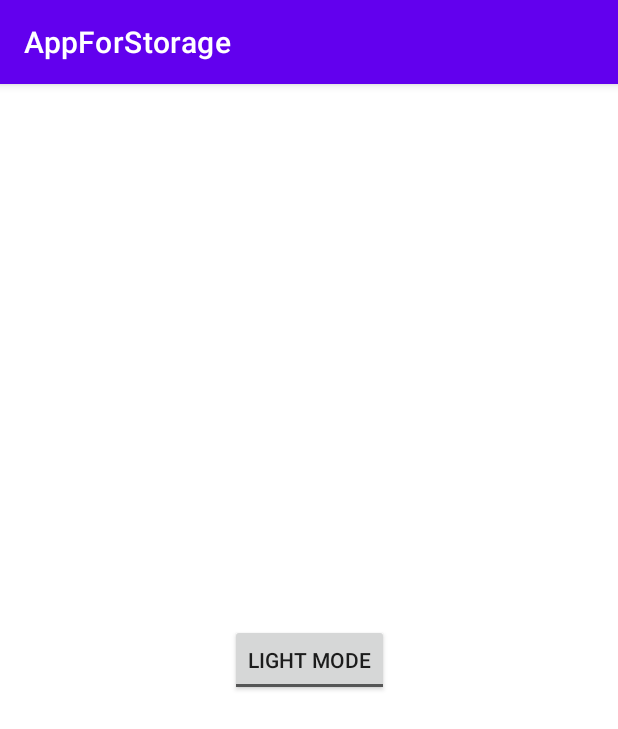
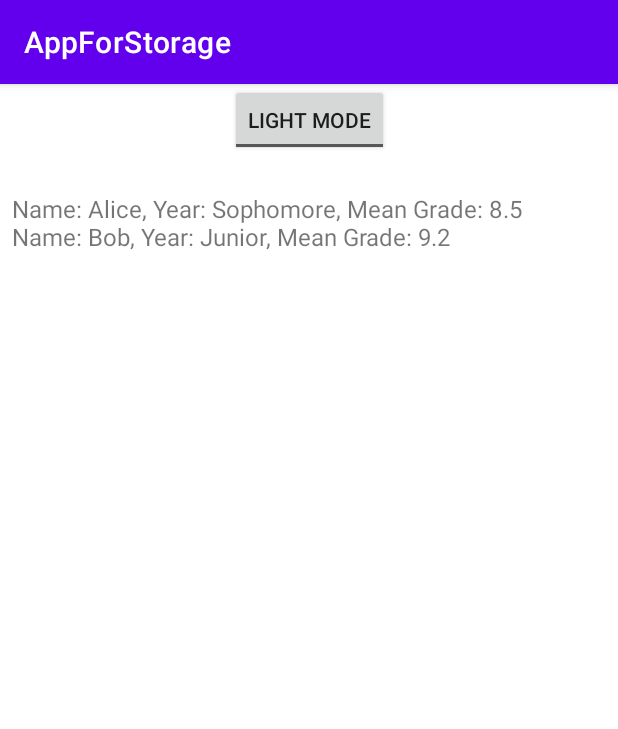
Before and after one commit to andrauritu/AppForStorage, an Android app: the screen it shows after launch (MainActivity), on a phone screen of 412 x 824 dp. Shown: the top 729 px of the screen. Run offline under Robolectric (Android 15) with nearby library versions, the phone set to English and light mode, and no system bars; our stand-ins replace Room's generated code.

Commit message:
exercise 2

```diff
--- a/app/build.gradle.kts
+++ b/app/build.gradle.kts
@@ -1,6 +1,7 @@
 plugins {
     alias(libs.plugins.android.application)
     alias(libs.plugins.kotlin.android)
+    id("com.google.devtools.ksp") version "1.9.0-1.0.12"
 }
 
 android {
@@ -36,10 +37,13 @@ android {
 }
 
 dependencies {
-
     implementation(libs.androidx.core.ktx)
     implementation(libs.androidx.appcompat)
     implementation(libs.material)
+
+    implementation(libs.androidx.room.ktx)
+    ksp(libs.androidx.room.compiler)
+
     testImplementation(libs.junit)
     androidTestImplementation(libs.androidx.junit)
     androidTestImplementation(libs.androidx.espresso.core)
--- a/app/src/main/java/MainActivity.kt
+++ b/app/src/main/java/MainActivity.kt
@@ -1,37 +1,42 @@
 package com.example.appforstorage
 
-import android.content.SharedPreferences
 import android.os.Bundle
-import android.widget.ToggleButton
+import android.widget.TextView
 import androidx.appcompat.app.AppCompatActivity
-import androidx.appcompat.app.AppCompatDelegate
+import com.example.appforstorage.com.example.appforstorage.AppDatabase
+import com.example.appforstorage.com.example.appforstorage.Student
+import kotlinx.coroutines.CoroutineScope
+import kotlinx.coroutines.Dispatchers
+import kotlinx.coroutines.launch
 
 class MainActivity : AppCompatActivity() {
 
-    private lateinit var sharedPreferences: SharedPreferences
+    private lateinit var db: AppDatabase
 
     override fun onCreate(savedInstanceState: Bundle?) {
         super.onCreate(savedInstanceState)
-
-        sharedPreferences = getSharedPreferences("ThemePrefs", MODE_PRIVATE)
-
-        val isDarkMode = sharedPreferences.getBoolean("isDarkMode", false)
-        AppCompatDelegate.setDefaultNightMode(
-            if (isDarkMode) AppCompatDelegate.MODE_NIGHT_YES else AppCompatDelegate.MODE_NIGHT_NO
-        )
-
         setContentView(R.layout.activity_main)
 
-        val themeToggle: ToggleButton = findViewById(R.id.themeToggle)
+        // Find the TextView where we'll display student data
+        val displayTextView: TextView = findViewById(R.id.displayTextView)
 
-        themeToggle.isChecked = isDarkMode
+        // Initialize the database
+        db = AppDatabase.getDatabase(this)
 
-        themeToggle.setOnCheckedChangeListener { _, isChecked ->
-            sharedPreferences.edit().putBoolean("isDarkMode", isChecked).apply()
+        CoroutineScope(Dispatchers.IO).launch {
+            db.studentDao().insertAll(
+                Student(name = "Alice", year = "Sophomore", meanGrade = 8.5f),
+                Student(name = "Bob", year = "Junior", meanGrade = 9.2f)
+            )
 
-            AppCompatDelegate.setDefaultNightMode(
-                if (isChecked) AppCompatDelegate.MODE_NIGHT_YES else AppCompatDelegate.MODE_NIGHT_NO
-            )
+            val students = db.studentDao().getAll()
+
+            runOnUiThread {
+                val displayText = students.joinToString("\n") { student ->
+                    "Name: ${student.name}, Year: ${student.year}, Mean Grade: ${student.meanGrade}"
+                }
+                displayTextView.text = displayText
+            }
         }
     }
 }
--- /dev/null
+++ b/app/src/main/java/com/example/appforstorage/AppDatabase.kt
@@ -0,0 +1,29 @@
+package com.example.appforstorage.com.example.appforstorage
+
+import android.content.Context
+import androidx.room.Database
+import androidx.room.Room
+import androidx.room.RoomDatabase
+
+@Database(entities = [Student::class], version = 1, exportSchema = false)
+abstract class AppDatabase : RoomDatabase() {
+
+    abstract fun studentDao(): StudentDao
+
+    companion object {
+        @Volatile
+        private var INSTANCE: AppDatabase? = null
+
+        fun getDatabase(context: Context): AppDatabase {
+            return INSTANCE ?: synchronized(this) {
+                val instance = Room.databaseBuilder(
+                    context.applicationContext,
+                    AppDatabase::class.java,
+                    "student_database"
+                ).build()
+                INSTANCE = instance
+                instance
+            }
+        }
+    }
+}
--- /dev/null
+++ b/app/src/main/java/com/example/appforstorage/Student.kt
@@ -0,0 +1,12 @@
+package com.example.appforstorage.com.example.appforstorage
+import androidx.room.ColumnInfo
+import androidx.room.Entity
+import androidx.room.PrimaryKey
+
+@Entity(tableName = "student")
+data class Student(
+    @PrimaryKey(autoGenerate = true) val id: Int = 0,
+    @ColumnInfo(name = "name") val name: String,
+    @ColumnInfo(name = "year") val year: String,
+    @ColumnInfo(name = "mean_grade") val meanGrade: Float
+)
--- /dev/null
+++ b/app/src/main/java/com/example/appforstorage/StudentDao.kt
@@ -0,0 +1,17 @@
+package com.example.appforstorage.com.example.appforstorage
+import androidx.room.Dao
+import androidx.room.Insert
+import androidx.room.Query
+
+@Dao
+interface StudentDao {
+
+    @Insert
+    suspend fun insertAll(vararg students: Student)
+
+    @Query("SELECT * FROM student")
+    suspend fun getAll(): List<Student>
+
+    @Query("SELECT * FROM student WHERE name LIKE :name")
+    suspend fun findByName(name: String): Student?
+}
--- a/app/src/main/res/layout/activity_main.xml
+++ b/app/src/main/res/layout/activity_main.xml
@@ -13,6 +13,17 @@
         android:textOn="Dark Mode"
         app:layout_constraintTop_toTopOf="parent"
         app:layout_constraintStart_toStartOf="parent"
-        app:layout_constraintEnd_toEndOf="parent"
-        app:layout_constraintBottom_toBottomOf="parent" />
+        app:layout_constraintEnd_toEndOf="parent" />
+
+    <TextView
+        android:id="@+id/displayTextView"
+        android:layout_width="0dp"
+        android:layout_height="wrap_content"
+        android:layout_marginTop="16dp"
+        android:text="Student data will appear here."
+        android:textSize="16sp"
+        android:padding="8dp"
+        app:layout_constraintTop_toBottomOf="@id/themeToggle"
+        app:layout_constraintStart_toStartOf="parent"
+        app:layout_constraintEnd_toEndOf="parent" />
 </androidx.constraintlayout.widget.ConstraintLayout>
--- a/gradle/libs.versions.toml
+++ b/gradle/libs.versions.toml
@@ -7,6 +7,8 @@ junitVersion = "1.2.1"
 espressoCore = "3.6.1"
 appcompat = "1.7.0"
 material = "1.12.0"
+room = "2.6.1"
+
 
 [libraries]
 androidx-core-ktx = { group = "androidx.core", name = "core-ktx", version.ref = "coreKtx" }
@@ -15,6 +17,9 @@ androidx-junit = { group = "androidx.test.ext", name = "junit", version.ref = "j
 androidx-espresso-core = { group = "androidx.test.espresso", name = "espresso-core", version.ref = "espressoCore" }
 androidx-appcompat = { group = "androidx.appcompat", name = "appcompat", version.ref = "appcompat" }
 material = { group = "com.google.android.material", name = "material", version.ref = "material" }
+androidx-room-runtime = { module = "androidx.room:room-runtime", version.ref = "room" }
+androidx-room-ktx = { module = "androidx.room:room-ktx", version.ref = "room" }
+androidx-room-compiler = { module = "androidx.room:room-compiler", version.ref = "room" }
 
 [plugins]
 android-application = { id = "com.android.application", version.ref = "agp" }
```
